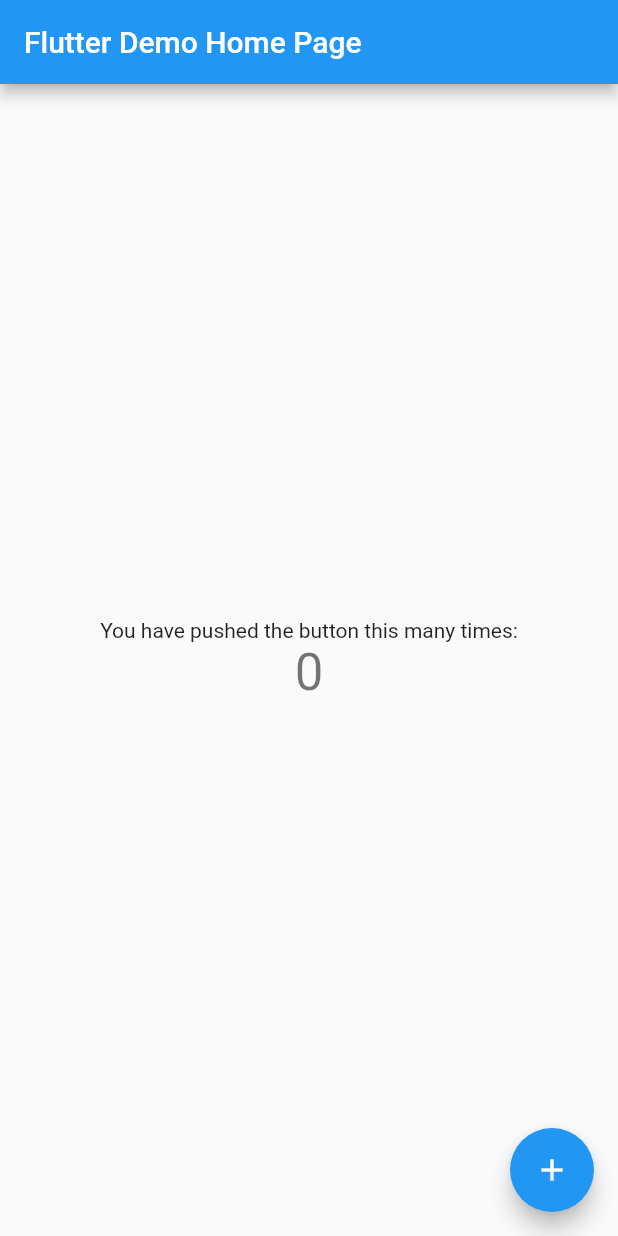
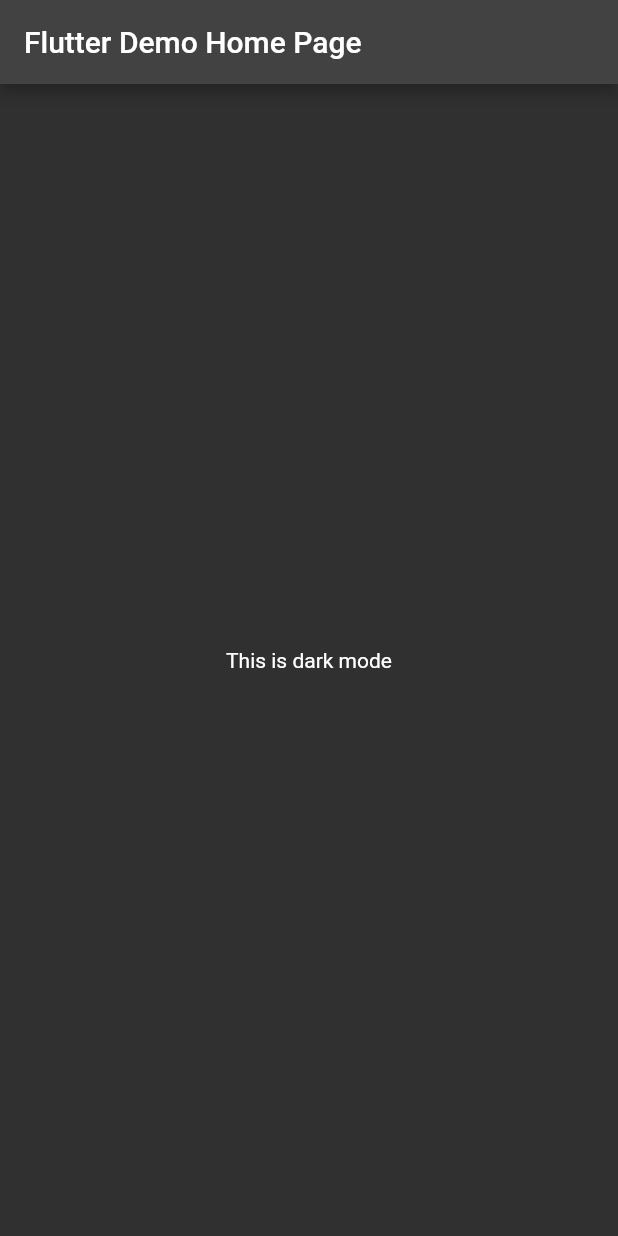
Before and after one commit to itome/mixi_training_2023, a Flutter app: the screen it shows after launch, on a phone screen of 412 x 824 dp. Run offline on Flutter 3.47's test engine with Material 2 defaults, Android fonts, the phone set to English and light mode, and no system bars.

```diff
--- a/lib/main.dart
+++ b/lib/main.dart
@@ -13,15 +13,7 @@ class MyApp extends StatelessWidget {
     return MaterialApp(
       title: 'Flutter Demo',
       theme: ThemeData(
-        // This is the theme of your application.
-        //
-        // Try running your application with "flutter run". You'll see the
-        // application has a blue toolbar. Then, without quitting the app, try
-        // changing the primarySwatch below to Colors.green and then invoke
-        // "hot reload" (press "r" in the console where you ran "flutter run",
-        // or simply save your changes to "hot reload" in a Flutter IDE).
-        // Notice that the counter didn't reset back to zero; the application
-        // is not restarted.
+        brightness: Brightness.dark,
         primarySwatch: Colors.blue,
       ),
       home: const MyHomePage(title: 'Flutter Demo Home Page'),
@@ -48,19 +40,6 @@ class MyHomePage extends StatefulWidget {
 }
 
 class _MyHomePageState extends State<MyHomePage> {
-  int _counter = 0;
-
-  void _incrementCounter() {
-    setState(() {
-      // This call to setState tells the Flutter framework that something has
-      // changed in this State, which causes it to rerun the build method below
-      // so that the display can reflect the updated values. If we changed
-      // _counter without calling setState(), then the build method would not be
-      // called again, and so nothing would appear to happen.
-      _counter++;
-    });
-  }
-
   @override
   Widget build(BuildContext context) {
     // This method is rerun every time setState is called, for instance as done
@@ -95,21 +74,14 @@ class _MyHomePageState extends State<MyHomePage> {
           // horizontal).
           mainAxisAlignment: MainAxisAlignment.center,
           children: <Widget>[
-            const Text(
-              'You have pushed the button this many times:',
-            ),
             Text(
-              '$_counter',
-              style: Theme.of(context).textTheme.headlineMedium,
+              Theme.of(context).brightness == Brightness.dark
+                  ? 'This is dark mode'
+                  : 'This is light mode',
             ),
           ],
         ),
       ),
-      floatingActionButton: FloatingActionButton(
-        onPressed: _incrementCounter,
-        tooltip: 'Increment',
-        child: const Icon(Icons.add),
-      ), // This trailing comma makes auto-formatting nicer for build methods.
     );
   }
 }
```
